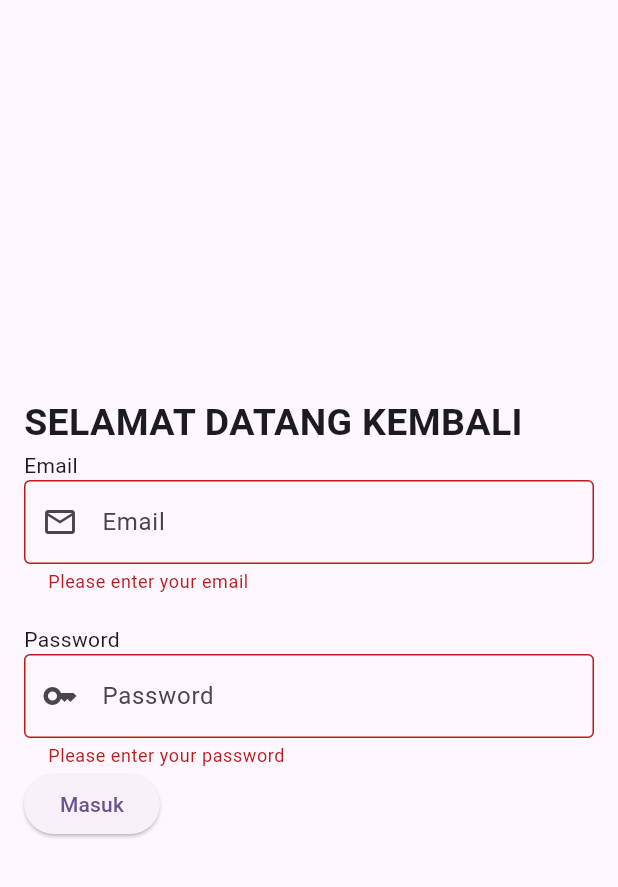
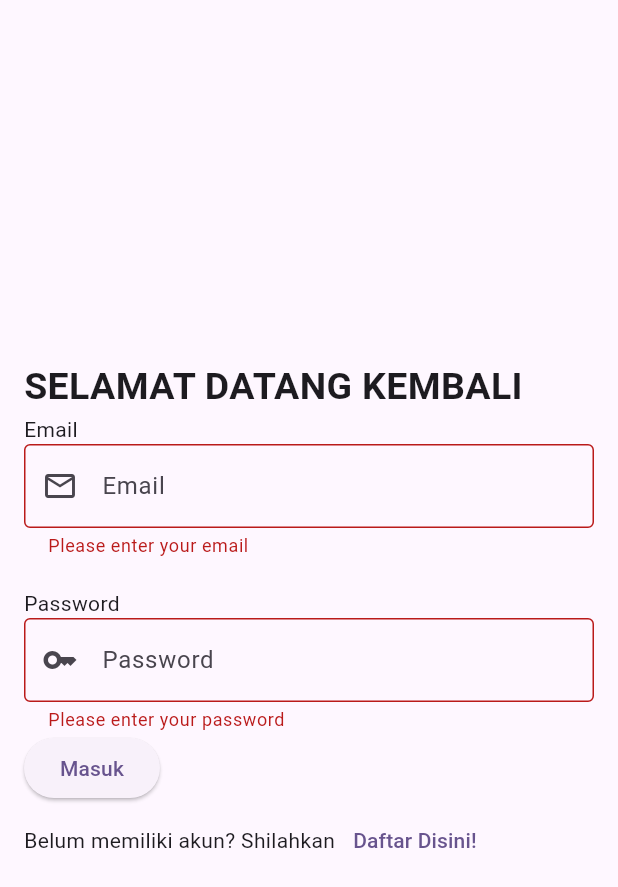
Before and after one commit to DaffaPutra7/20220140133_Ucp1Flutter, a Flutter app: the screen it shows after launch, after a tap on "Masuk", on a phone screen of 412 x 824 dp. Shown: the top 887 px of the screen. Run offline on Flutter 3.47's test engine with Material 3 defaults, Android fonts, the phone set to English and light mode, and no system bars.

Commit message:
Menambah text dan textbutton

```diff
--- a/lib/loginpage.dart
+++ b/lib/loginpage.dart
@@ -68,10 +68,23 @@ class _LoginPageState extends State<LoginPage> {
                   if (_formKey.currentState!.validate()) {
                     Navigator.push(
                       context,
-                      MaterialPageRoute(builder: (context) => const HomePage()));
+                      MaterialPageRoute(builder: (context) => HomePage()));
                   }
                 },
-                child: Text('Masuk'))
+                child: Text('Masuk')),
+              Row(
+                children: [
+                  Text('Belum memiliki akun? Shilahkan'),
+                  TextButton(
+                    onPressed: () {
+                      Navigator.push(
+                        context,
+                        MaterialPageRoute(builder: (context) => RegisterPage())
+                      );
+                  },
+                  child: Text('Daftar Disini!'))
+                ],
+              )
             ],
           ),
         )
```
